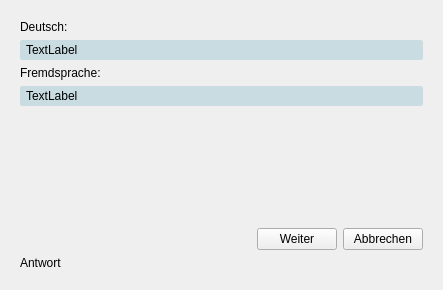
Before: the Qt Designer form Client/trainingsfenster.ui in samuelx12/Vocitrainer, drawn with Qt 5.
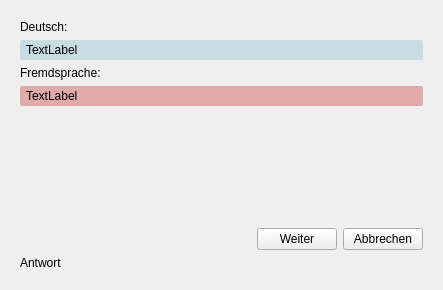
After: the same form once the commit is applied.

What changed in the file:
```diff
--- a/Client/trainingsfenster.ui
+++ b/Client/trainingsfenster.ui
@@ -16,6 +16,9 @@
   <property name="layoutDirection">
    <enum>Qt::LeftToRight</enum>
   </property>
+  <property name="styleSheet">
+   <string notr="true"/>
+  </property>
   <property name="sizeGripEnabled">
    <bool>false</bool>
   </property>
@@ -146,10 +149,10 @@
        <item>
         <widget class="QLabel" name="a_lbl_fremdsprache_wort">
          <property name="styleSheet">
-          <string notr="true">background-color: rgb(201, 220, 225);
+          <string notr="true">background-color: rgb(225, 171, 171);
 border: 3px solid;
 border-radius: 3px;
-border-color: rgb(201, 220, 225);</string>
+border-color: rgb(225, 171, 171);</string>
          </property>
          <property name="text">
           <string>TextLabel</string>
```
